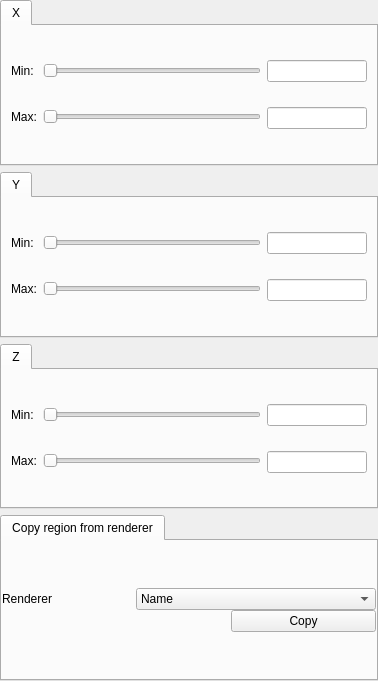
Above: apps/vaporgui/GeometryWidgetGUI.ui from NCAR/VAPOR before the change. Below: the same form after it.
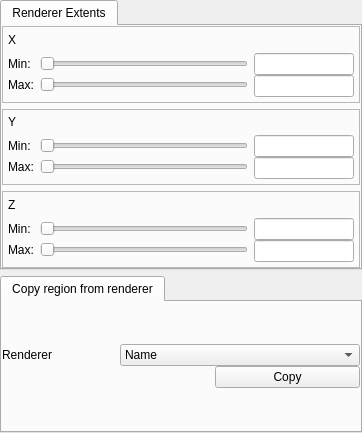
That is the form after the change.

Commit message: Consistency fixes across renderers.  Now to check how it looks on Ubuntu

```diff
--- a/apps/vaporgui/GeometryWidgetGUI.ui
+++ b/apps/vaporgui/GeometryWidgetGUI.ui
@@ -6,8 +6,8 @@
    <rect>
     <x>0</x>
     <y>0</y>
-    <width>378</width>
-    <height>681</height>
+    <width>362</width>
+    <height>433</height>
    </rect>
   </property>
   <property name="sizePolicy">
@@ -19,12 +19,21 @@
   <property name="windowTitle">
    <string>Form</string>
   </property>
-  <layout class="QVBoxLayout" name="verticalLayout">
-   <property name="margin">
+  <layout class="QVBoxLayout" name="verticalLayout_5">
+   <property name="leftMargin">
+    <number>0</number>
+   </property>
+   <property name="topMargin">
+    <number>0</number>
+   </property>
+   <property name="rightMargin">
+    <number>0</number>
+   </property>
+   <property name="bottomMargin">
     <number>0</number>
    </property>
    <item>
-    <widget class="QTabWidget" name="xTab">
+    <widget class="QTabWidget" name="tabWidget">
      <property name="sizePolicy">
       <sizepolicy hsizetype="Minimum" vsizetype="Minimum">
        <horstretch>0</horstretch>
@@ -36,8 +45,56 @@
      </property>
      <widget class="QWidget" name="tab">
       <attribute name="title">
+       <string>Renderer Extents</string>
+      </attribute>
+      <layout class="QVBoxLayout" name="verticalLayout_4">
+       <property name="leftMargin">
+        <number>0</number>
+       </property>
+       <property name="topMargin">
+        <number>0</number>
+       </property>
+       <property name="rightMargin">
+        <number>0</number>
+       </property>
+       <property name="bottomMargin">
+        <number>0</number>
+       </property>
+       <item>
+        <widget class="QFrame" name="xFrame">
+         <property name="sizePolicy">
+          <sizepolicy hsizetype="Minimum" vsizetype="Minimum">
+           <horstretch>0</horstretch>
+           <verstretch>0</verstretch>
+          </sizepolicy>
+         </property>
+         <property name="frameShape">
+          <enum>QFrame::StyledPanel</enum>
+         </property>
+         <property name="frameShadow">
+          <enum>QFrame::Raised</enum>
+         </property>
+         <layout class="QVBoxLayout" name="verticalLayout_3">
+          <property name="leftMargin">
+           <number>5</number>
+          </property>
+          <property name="topMargin">
+           <number>5</number>
+          </property>
+          <property name="rightMargin">
+           <number>5</number>
+          </property>
+          <property name="bottomMargin">
+           <number>5</number>
+          </property>
+          <item>
+           <widget class="QLabel" name="xLabel">
+            <property name="text">
        <string>X</string>
-      </attribute>
+            </property>
+           </widget>
+          </item>
+          <item>
       <layout class="QHBoxLayout" name="horizontalLayout" stretch="0,1,0">
        <item>
         <layout class="QVBoxLayout" name="verticalLayout_9">
@@ -202,30 +259,54 @@
         </layout>
        </item>
       </layout>
-     </widget>
+          </item>
+         </layout>
+         <zorder></zorder>
+         <zorder>label_4</zorder>
+         <zorder></zorder>
+         <zorder>label_3</zorder>
+         <zorder></zorder>
+         <zorder></zorder>
+         <zorder></zorder>
+         <zorder>horizontalLayoutWidget</zorder>
+         <zorder>xLabel</zorder>
     </widget>
    </item>
    <item>
-    <widget class="QTabWidget" name="yTab">
+        <widget class="QFrame" name="yFrame">
      <property name="sizePolicy">
       <sizepolicy hsizetype="Minimum" vsizetype="Minimum">
        <horstretch>0</horstretch>
        <verstretch>0</verstretch>
       </sizepolicy>
      </property>
-     <property name="minimumSize">
-      <size>
-       <width>0</width>
-       <height>0</height>
-      </size>
-     </property>
-     <property name="currentIndex">
-      <number>0</number>
-     </property>
-     <widget class="QWidget" name="tab_2">
-      <attribute name="title">
+         <property name="frameShape">
+          <enum>QFrame::StyledPanel</enum>
+         </property>
+         <property name="frameShadow">
+          <enum>QFrame::Raised</enum>
+         </property>
+         <layout class="QVBoxLayout" name="verticalLayout">
+          <property name="leftMargin">
+           <number>5</number>
+          </property>
+          <property name="topMargin">
+           <number>5</number>
+          </property>
+          <property name="rightMargin">
+           <number>5</number>
+          </property>
+          <property name="bottomMargin">
+           <number>5</number>
+          </property>
+          <item>
+           <widget class="QLabel" name="yLabel">
+            <property name="text">
        <string>Y</string>
-      </attribute>
+            </property>
+           </widget>
+          </item>
+          <item>
       <layout class="QHBoxLayout" name="horizontalLayout_3" stretch="0,1,0">
        <item>
         <layout class="QVBoxLayout" name="verticalLayout_28">
@@ -402,24 +483,50 @@
         </layout>
        </item>
       </layout>
-     </widget>
+          </item>
+         </layout>
+         <zorder></zorder>
+         <zorder></zorder>
+         <zorder></zorder>
+         <zorder>horizontalLayoutWidget_2</zorder>
+         <zorder>yLabel</zorder>
     </widget>
    </item>
    <item>
-    <widget class="QTabWidget" name="zTab">
+        <widget class="QFrame" name="zFrame">
      <property name="sizePolicy">
       <sizepolicy hsizetype="Minimum" vsizetype="Minimum">
        <horstretch>0</horstretch>
        <verstretch>0</verstretch>
       </sizepolicy>
      </property>
-     <property name="currentIndex">
-      <number>0</number>
-     </property>
-     <widget class="QWidget" name="tab_5">
-      <attribute name="title">
+         <property name="frameShape">
+          <enum>QFrame::StyledPanel</enum>
+         </property>
+         <property name="frameShadow">
+          <enum>QFrame::Raised</enum>
+         </property>
+         <layout class="QVBoxLayout" name="verticalLayout_2">
+          <property name="leftMargin">
+           <number>5</number>
+          </property>
+          <property name="topMargin">
+           <number>5</number>
+          </property>
+          <property name="rightMargin">
+           <number>5</number>
+          </property>
+          <property name="bottomMargin">
+           <number>5</number>
+          </property>
+          <item>
+           <widget class="QLabel" name="zLabel">
+            <property name="text">
        <string>Z</string>
-      </attribute>
+            </property>
+           </widget>
+          </item>
+          <item>
       <layout class="QHBoxLayout" name="horizontalLayout_4" stretch="0,1,0">
        <item>
         <layout class="QVBoxLayout" name="verticalLayout_33">
@@ -596,6 +703,16 @@
         </layout>
        </item>
       </layout>
+          </item>
+         </layout>
+         <zorder></zorder>
+         <zorder></zorder>
+         <zorder></zorder>
+         <zorder>horizontalLayoutWidget_3</zorder>
+         <zorder>zLabel</zorder>
+        </widget>
+       </item>
+      </layout>
      </widget>
     </widget>
    </item>
@@ -638,9 +755,6 @@
          <property name="spacing">
           <number>0</number>
          </property>
-         <property name="margin">
-          <number>0</number>
-         </property>
          <item>
           <layout class="QHBoxLayout" name="horizontalLayout_11" stretch="0,0,1">
            <property name="spacing">
```
Left out of the diff: 11 changed lines with no effect on the pictures. Lines whose indentation alone changed are shown as unchanged. The commit also changes 10 other files.
